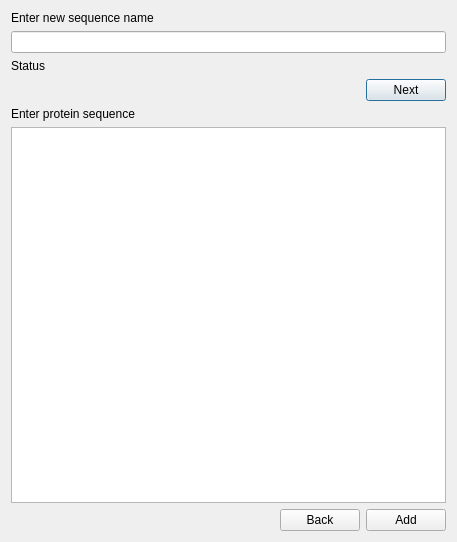
Above: pyssa/gui/ui/forms/add_sequence_view.ui from urban233/PySSA before the change. Below: the same form after it.
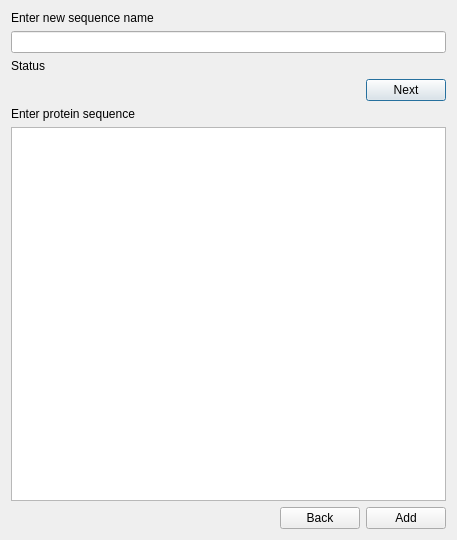
That is the form after the change.

The edit to the form file:
```diff
--- a/pyssa/gui/ui/forms/add_sequence_view.ui
+++ b/pyssa/gui/ui/forms/add_sequence_view.ui
@@ -7,7 +7,7 @@
     <x>0</x>
     <y>0</y>
     <width>457</width>
-    <height>542</height>
+    <height>540</height>
    </rect>
   </property>
   <property name="windowTitle">
```
